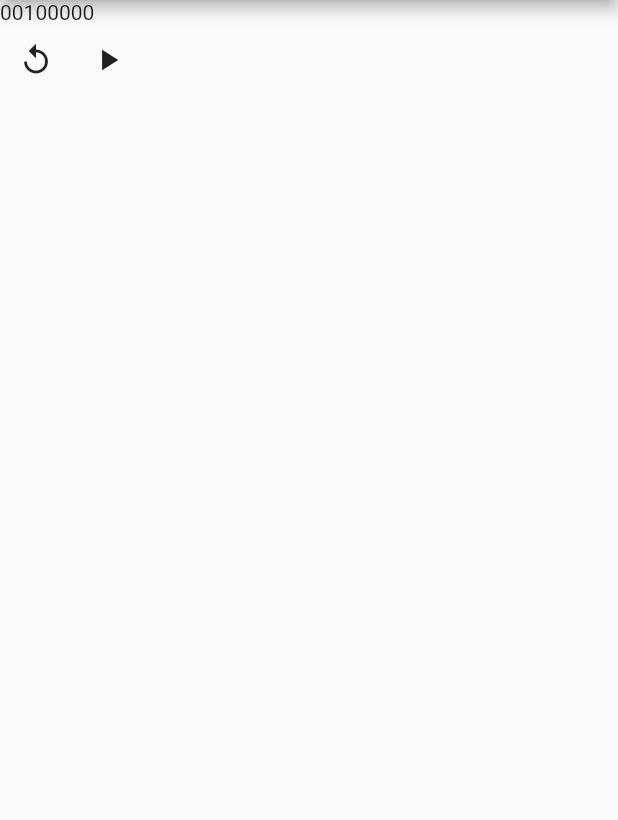
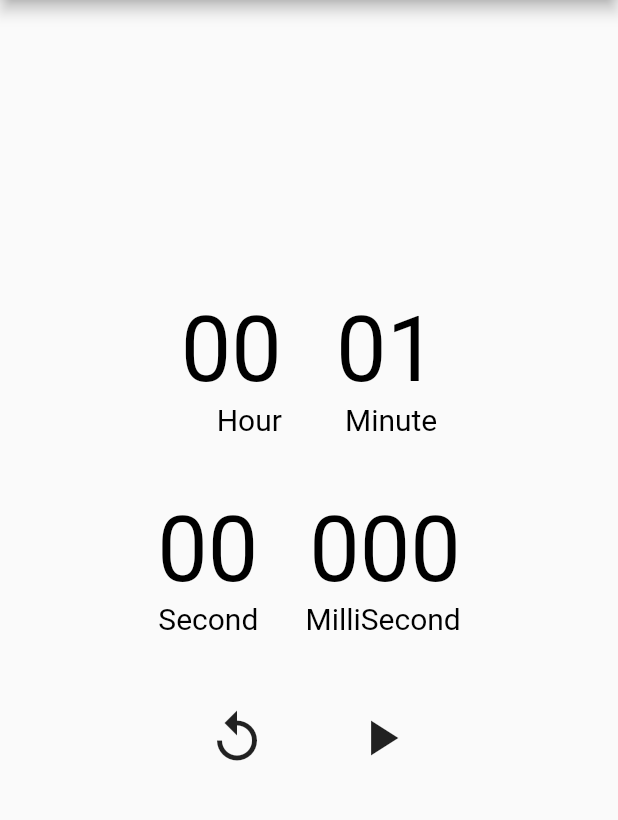
Before and after one commit to Nil-cire/timer_note, a Flutter app: the TimerPage screen opened directly, on a phone screen of 412 x 824 dp, the part 84-904 px from its top. Run offline on Flutter 3.47's test engine with Material 2 defaults, Android fonts, the phone set to English and light mode, and no system bars; our stand-ins replace bloc, flutter_bloc; missing offline and left inert: dart:ffi.

Commit message:
feat: display custom timer style view

```diff
--- /dev/null
+++ b/lib/ui/custom/TimeUnitView.dart
@@ -0,0 +1,26 @@
+import 'package:flutter/material.dart';
+
+class TimeUnitVew extends StatelessWidget {
+  const TimeUnitVew(this.time, this.unit, {Key? key}) : super(key: key);
+  final String time;
+  final String unit;
+
+  @override
+  Widget build(BuildContext context) {
+    return Container(
+      child: Column(
+        crossAxisAlignment: CrossAxisAlignment.end,
+        children: [
+          Text(
+            time.toString(),
+            style: const TextStyle(fontSize: 60, color: Colors.black),
+          ),
+          Text(
+            unit,
+            style: const TextStyle(fontSize: 20, color: Colors.black),
+          )
+        ],
+      ),
+    );
+  }
+}
--- a/lib/ui/timer_page/TimerPage.dart
+++ b/lib/ui/timer_page/TimerPage.dart
@@ -2,6 +2,8 @@ import 'dart:async';
 
 import 'package:flutter/material.dart';
 import 'package:timer_note/data/entity/TimerTimeEntity.dart';
+
+import '../custom/TimeUnitView.dart';
 
 class TimerPage extends StatefulWidget {
   const TimerPage({this.countdownTime, Key? key}) : super(key: key);
@@ -30,50 +32,82 @@ class TimerPageState extends State<TimerPage> {
       body: Container(
         child: Center(
           child: Column(
+            // crossAxisAlignment: CrossAxisAlignment.center,
             children: [
+              const Spacer(flex: 8,),
               Row(
                 children: [
-                  Flexible(child: Text(hour.toString())),
-                  Flexible(
-                      child:
-                          Text(minute > 10 ? minute.toString() : "0$minute")),
-                  Flexible(
-                      child:
-                          Text(second > 10 ? second.toString() : "0$second")),
-                  Flexible(
-                      child: Text(milliSecond > 100
+                  const Spacer(flex: 10,),
+                  TimeUnitVew(hour > 10 ? hour.toString() : "0$hour", "Hour"),
+                  const Spacer(flex: 3,),
+                  TimeUnitVew(minute > 10 ? minute.toString() : "0$minute", "Minute"),
+                  const Spacer(flex: 10,),
+                ],
+              ),
+              Container(height: 40,),
+              Row(
+                children: [
+                  const Spacer(flex: 10,),
+                  TimeUnitVew(second > 10 ? second.toString() : "0$second", "Second"),
+                  const Spacer(flex: 3,),
+                  TimeUnitVew(milliSecond > 100
                       ? milliSecond.toString()
                       : milliSecond > 10
                       ? "0$milliSecond"
-                              : "00$milliSecond")),
+                      : "00$milliSecond", "MilliSecond"),
+                  const Spacer(flex: 10,),
                 ],
               ),
-              Row(
+              // Row(
+              //   children: [
+              //     Flexible(child: Text(hour.toString())),
+              //     Flexible(
+              //         child:
+              //             Text(minute > 10 ? minute.toString() : "0$minute")),
+              //     Flexible(
+              //         child:
+              //             Text(second > 10 ? second.toString() : "0$second")),
+              //     Flexible(
+              //         child: Text(milliSecond > 100
+              //             ? milliSecond.toString()
+              //             : milliSecond > 10
+              //                 ? "0$milliSecond"
+              //                 : "00$milliSecond")),
+              //   ],
+              // ),
+              Container(
+                padding: const EdgeInsets.only(top: 40),
+                child: Row(
                   children: [
-                  Flexible(
-                      child: IconButton(
+                    const Spacer(flex: 10,),
+                    IconButton(
                       icon: const Icon(Icons.replay),
+                      iconSize: 40,
                       onPressed: () {
                     _resetTime();
                       },
-                  )),
+                    ),
+                    Container(width: 40,),
                     isTimerPause
-                      ? Flexible(
-                          child: IconButton(
+                        ? IconButton(
                         icon: const Icon(Icons.play_arrow),
+                        iconSize: 40,
                         onPressed: () {
                           _pauseOrResumeCountdown();
                         },
-                        ))
-                      : Flexible(
-                          child: IconButton(
+                          )
+                        : IconButton(
                         icon: const Icon(Icons.pause),
+                        iconSize: 40,
                         onPressed: () {
                           _pauseOrResumeCountdown();
                         },
-                        ))
+                          ),
+                    const Spacer(flex: 10,),
                   ],
-              )
+                ),
+              ),
+              const Spacer(flex: 10,),
             ],
           ),
         ),
```
Lines whose indentation alone changed are shown as unchanged.
